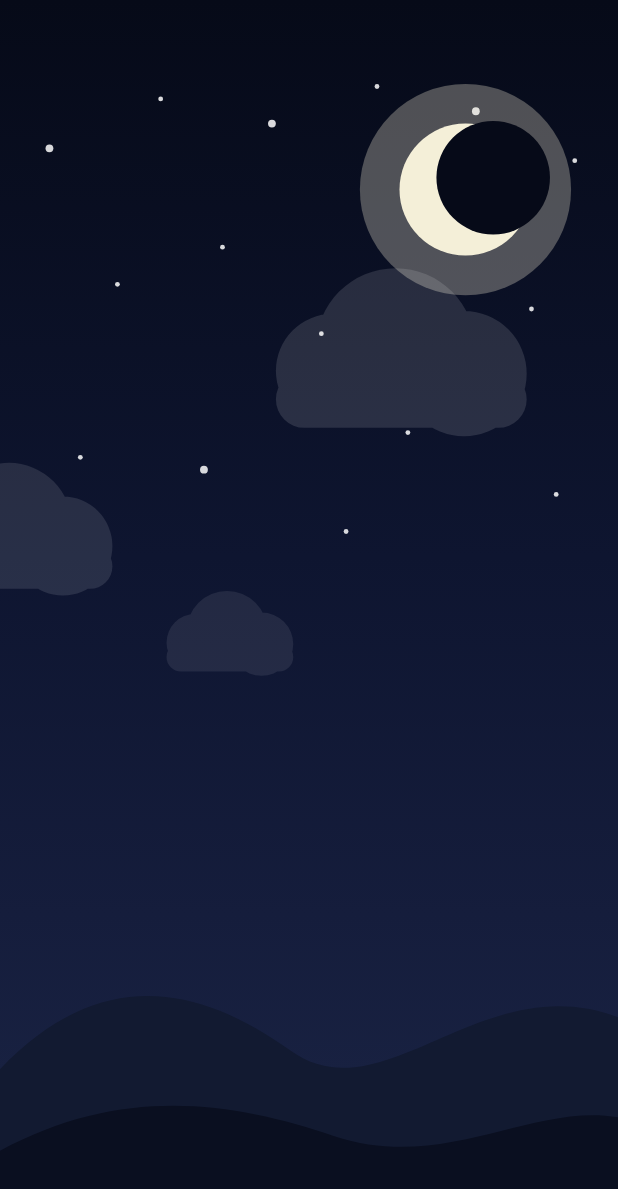
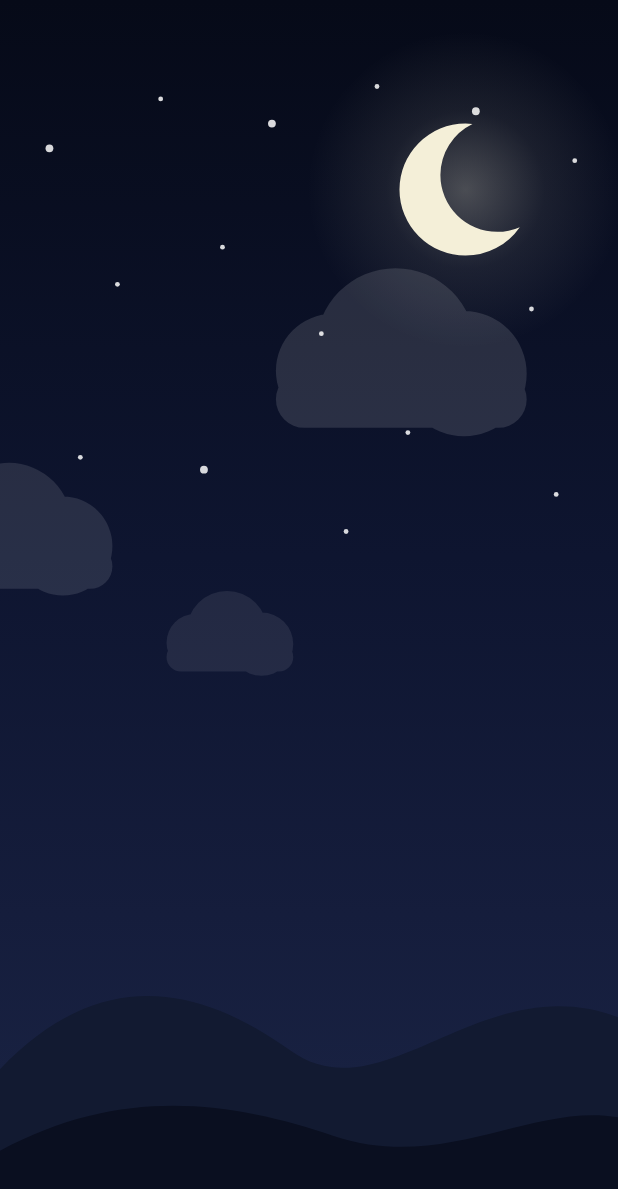
Before and after one commit to 55wind/wakecar, an Android app built with Jetpack Compose: the composable SkyScene called with empty values, on a phone screen of 412 x 824 dp. Shown: the top 1189 px of the screen. Run offline under Robolectric (Android 15) with nearby library versions, the phone set to English and light mode, and no system bars; libraries missing offline, so code that uses them is left out: ai.pleos.playground; 1 statement that could not run was skipped.

Commit message:
QA 반영: 달 모양과 장면 위 판의 가독성
- 달을 진짜 초승달(원에서 원을 뺀 모양)과 부드러운 달빛으로 다시 그림(하늘색 원을 덧칠해 생기던 테두리와 얼룩 제거)
- 확인 질문, 쉬는 시간, 끝 화면 판을 거의 불투명하게(뒤의 해와 구름이 글자 뒤로 비치던 문제)
- 깨우기 첫 문장에 어두운 판을 깔아 떠오르는 해 앞에서도 읽히게
- 쉬는 시간이 끝나면 고리를 꽉 찬 초록으로(빈 회색 고리로 보이던 문제)
- 보상이 없는 낮잠은 +0 줄 대신 이유만 보여 줌
- 옷장 그림은 머리 쪽을 확대해 소품이 보이게
- docs/screens 갱신

Co-Authored-By: Claude Opus 5.5 <noreply@anthropic.com>

```diff
--- a/app/src/main/java/kr/contest/wakecar/ui/Scene.kt
+++ b/app/src/main/java/kr/contest/wakecar/ui/Scene.kt
@@ -81,7 +81,7 @@ fun SkyScene(sky: Sky, sunT: Float, modifier: Modifier = Modifier, content: @Com
         Canvas(Modifier.fillMaxSize()) {
             drawRect(Brush.verticalGradient(0f to top, 0.45f to mid, 0.74f to low, 1f to bottom))
             if (stars > 0.01f) drawStars(stars, twinkle.value)
-            if (moon > 0.01f) drawMoon(moon, top)
+            if (moon > 0.01f) drawMoon(moon)
             if (sunAlpha > 0.01f) drawSun(sunT, sunAlpha)
             if (clouds > 0.01f) drawClouds(clouds, drift.value)
             drawHills(hb, hf)
@@ -102,12 +102,17 @@ private fun DrawScope.drawStars(alpha: Float, twinkle: Float) {
     }
 }
 
-private fun DrawScope.drawMoon(alpha: Float, sky: Color) {
+private fun DrawScope.drawMoon(alpha: Float) {
+    // 초승달: 둥근 달에서 조금 비켜 놓은 원을 빼서 만든다(하늘색 원을 덧칠하지 않아 테두리나 얼룩이 생기지 않는다).
     val r = 44f * density
     val c = Offset(size.width * 0.86f - r, size.height * 0.1f + r)
-    drawCircle(Color(0xFFF4EFD8).copy(alpha = alpha * .3f), radius = r * 1.6f, center = c)
-    drawCircle(Color(0xFFF4EFD8).copy(alpha = alpha), radius = r, center = c)
-    drawCircle(sky.copy(alpha = alpha), radius = r * 0.86f, center = c + Offset(r * 0.42f, -r * 0.18f))
+    val moon = Color(0xFFF4EFD8)
+    // 부드럽게 퍼지는 달빛(가장자리로 갈수록 투명)
+    drawCircle(Brush.radialGradient(listOf(moon.copy(alpha = .28f * alpha), moon.copy(alpha = .08f * alpha), Color.Transparent), center = c, radius = r * 2.4f), radius = r * 2.4f, center = c)
+    val disc = Path().apply { addOval(androidx.compose.ui.geometry.Rect(c, r)) }
+    val cut = Path().apply { addOval(androidx.compose.ui.geometry.Rect(c + Offset(r * 0.48f, -r * 0.22f), r * 0.86f)) }
+    val crescent = Path().apply { op(disc, cut, androidx.compose.ui.graphics.PathOperation.Difference) }
+    drawPath(crescent, moon, alpha = alpha)
 }
 
 private fun DrawScope.drawSun(t: Float, alpha: Float) {
--- a/app/src/main/java/kr/contest/wakecar/ui/Sheets.kt
+++ b/app/src/main/java/kr/contest/wakecar/ui/Sheets.kt
@@ -288,7 +288,10 @@ fun GrowSheet(ui: UiState, c: NapController, onClose: () -> Unit) {
                         Modifier.weight(1f).clip(ControlShape).background(Tone.Paper3).border(2.dp, if (on) Tone.Ok else Color.Transparent, ControlShape).padding(16.dp),
                         horizontalAlignment = Alignment.CenterHorizontally, verticalArrangement = Arrangement.spacedBy(10.dp),
                     ) {
-                        SpriteFrame(ch, o, Pose.AWAKE.frame, Modifier.size(130.dp))
+                        // 머리 위 소품이 잘 보이게 위쪽을 확대해 보여 준다
+                        Box(Modifier.size(130.dp).clip(ControlShape)) {
+                            SpriteFrame(ch, o, Pose.AWAKE.frame, Modifier.size(130.dp).graphicsLayer { scaleX = 1.7f; scaleY = 1.7f; transformOrigin = androidx.compose.ui.graphics.TransformOrigin(.5f, .12f) })
+                        }
                         Text(o.label, color = Tone.Ink, style = Type.BodyS.copy(fontWeight = FontWeight.Bold))
                         WButton(
                             when { on -> "벗기"; own -> "입기"; locked -> "Lv.${o.minLevel}부터"; else -> "${o.price}" },
--- a/app/src/main/java/kr/contest/wakecar/ui/Theme.kt
+++ b/app/src/main/java/kr/contest/wakecar/ui/Theme.kt
@@ -63,6 +63,8 @@ object Tone {
     val Card2 = Color(0xFFEDEEF2)
     val Glass = Color(0x8F131417)
     val GlassStrong = Color(0xBD131417)
+    /** 글자가 많은 판: 뒤의 해와 구름이 비치지 않게 거의 불투명하게. */
+    val Panel = Color(0xF2131417)
     val KnobOff = Color(0xFFA4A8AE)
     val Coin = Color(0xFFFFD45C)
     val Mood = Color(0xFFFF8FA3)
```
Also changed, not shown: app/src/main/java/kr/contest/wakecar/ui/Screens.kt (+10 -7 lines), 11 other files.
